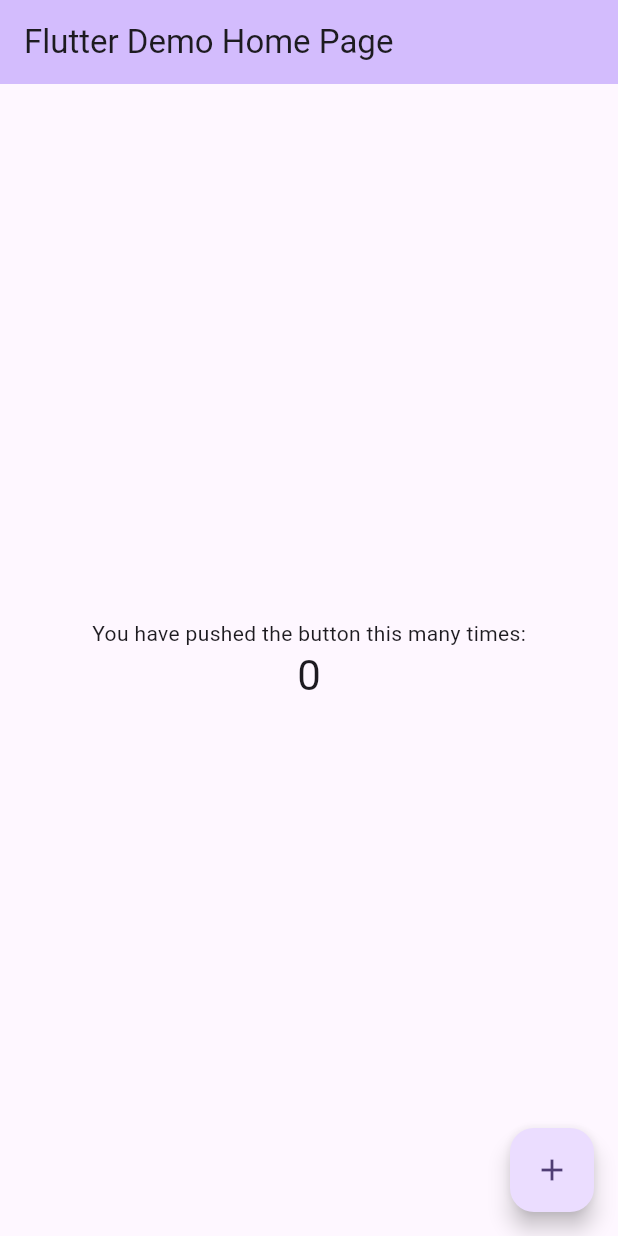
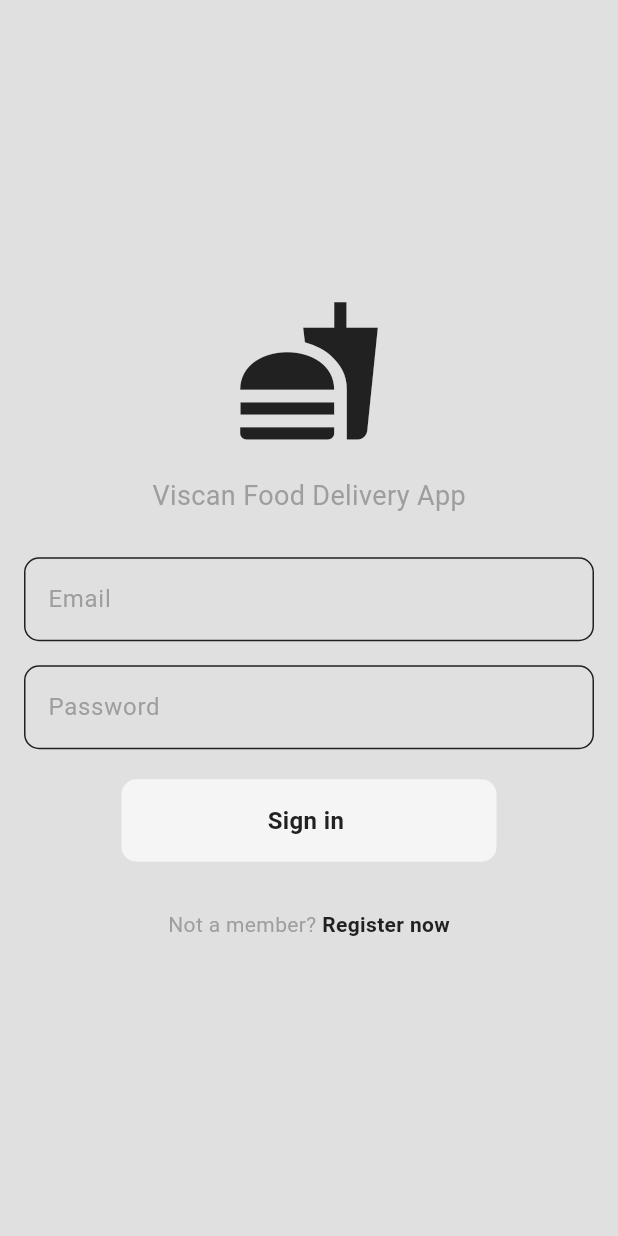
Before and after one commit to Orekidesu/Viscan-Food-Delivey-App, a Flutter app: the screen it shows after launch, on a phone screen of 412 x 824 dp. Run offline on Flutter 3.47's test engine with Material 3 defaults, Android fonts, the phone set to English and light mode, and no system bars.

Commit message:
login page frontend

```diff
--- /dev/null
+++ b/lib/custom_widgets/my_button.dart
@@ -0,0 +1,31 @@
+import 'package:flutter/material.dart';
+
+class MyButton extends StatelessWidget {
+  final Function() onTap;
+  final String text;
+
+  const MyButton({super.key, required this.onTap, required this.text});
+
+  @override
+  Widget build(BuildContext context) {
+    return GestureDetector(
+      onTap: onTap,
+      child: Container(
+        width: 250.0,
+        padding: const EdgeInsets.all(16.0),
+        margin: const EdgeInsets.all(12.0),
+        decoration: BoxDecoration(
+          color: Theme.of(context).colorScheme.secondary,
+          borderRadius: BorderRadius.circular(10.0),
+        ),
+        child: Center(
+          child: Text(text,
+              style: TextStyle(
+                  fontWeight: FontWeight.bold,
+                  color: Theme.of(context).colorScheme.inversePrimary,
+                  fontSize: 16.0)),
+        ),
+      ),
+    );
+  }
+}
--- /dev/null
+++ b/lib/custom_widgets/my_textfield.dart
@@ -0,0 +1,39 @@
+import 'package:flutter/material.dart';
+
+class MyTextField extends StatelessWidget {
+  final TextEditingController controller;
+  final String hintText;
+  final bool obscureText;
+
+  const MyTextField({
+    Key? key,
+    required this.controller,
+    required this.hintText,
+    required this.obscureText,
+  });
+
+  @override
+  Widget build(BuildContext context) {
+    return Padding(
+      padding: const EdgeInsets.fromLTRB(16.0, 8.0, 16.0, 8.0),
+      child: TextField(
+        controller: controller,
+        obscureText: obscureText,
+        decoration: InputDecoration(
+          enabledBorder: OutlineInputBorder(
+              borderRadius: BorderRadius.circular(10.0),
+              borderSide: BorderSide(
+                  color: Theme.of(context).colorScheme.inversePrimary)),
+          focusedBorder: OutlineInputBorder(
+              borderRadius: BorderRadius.circular(10.0),
+              borderSide: BorderSide(
+                  color: Theme.of(context).colorScheme.inversePrimary)),
+          hintText: hintText,
+          hintStyle: TextStyle(
+            color: Theme.of(context).colorScheme.primary,
+          ),
+        ),
+      ),
+    );
+  }
+}
--- a/lib/main.dart
+++ b/lib/main.dart
@@ -1,125 +1,27 @@
 import 'package:flutter/material.dart';
+import 'screens/authentication/login_page.dart';
+import 'package:viscan_food_delivery_app/theme/theme_provider.dart';
+import 'package:provider/provider.dart';
 
 void main() {
-  runApp(const MyApp());
+  runApp(
+    ChangeNotifierProvider(
+      create: (context) => ThemeProvider(),
+      child: const MyApp(),
+    ),
+  );
 }
 
 class MyApp extends StatelessWidget {
   const MyApp({super.key});
-
-  // This widget is the root of your application.
   @override
   Widget build(BuildContext context) {
     return MaterialApp(
-      title: 'Flutter Demo',
-      theme: ThemeData(
-        // This is the theme of your application.
-        //
-        // TRY THIS: Try running your application with "flutter run". You'll see
-        // the application has a purple toolbar. Then, without quitting the app,
-        // try changing the seedColor in the colorScheme below to Colors.green
-        // and then invoke "hot reload" (save your changes or press the "hot
-        // reload" button in a Flutter-supported IDE, or press "r" if you used
-        // the command line to start the app).
-        //
-        // Notice that the counter didn't reset back to zero; the application
-        // state is not lost during the reload. To reset the state, use hot
-        // restart instead.
-        //
-        // This works for code too, not just values: Most code changes can be
-        // tested with just a hot reload.
-        colorScheme: ColorScheme.fromSeed(seedColor: Colors.deepPurple),
-        useMaterial3: true,
+      debugShowCheckedModeBanner: false,
+      home: LoginPage(
+        onTap: () {},
       ),
-      home: const MyHomePage(title: 'Flutter Demo Home Page'),
+      theme: Provider.of<ThemeProvider>(context).themeData,
     );
   }
 }
-
-class MyHomePage extends StatefulWidget {
-  const MyHomePage({super.key, required this.title});
-
-  // This widget is the home page of your application. It is stateful, meaning
-  // that it has a State object (defined below) that contains fields that affect
-  // how it looks.
-
-  // This class is the configuration for the state. It holds the values (in this
-  // case the title) provided by the parent (in this case the App widget) and
-  // used by the build method of the State. Fields in a Widget subclass are
-  // always marked "final".
-
-  final String title;
-
-  @override
-  State<MyHomePage> createState() => _MyHomePageState();
-}
-
-class _MyHomePageState extends State<MyHomePage> {
-  int _counter = 0;
-
-  void _incrementCounter() {
-    setState(() {
-      // This call to setState tells the Flutter framework that something has
-      // changed in this State, which causes it to rerun the build method below
-      // so that the display can reflect the updated values. If we changed
-      // _counter without calling setState(), then the build method would not be
-      // called again, and so nothing would appear to happen.
-      _counter++;
-    });
-  }
-
-  @override
-  Widget build(BuildContext context) {
-    // This method is rerun every time setState is called, for instance as done
-    // by the _incrementCounter method above.
-    //
-    // The Flutter framework has been optimized to make rerunning build methods
-    // fast, so that you can just rebuild anything that needs updating rather
-    // than having to individually change instances of widgets.
-    return Scaffold(
-      appBar: AppBar(
-        // TRY THIS: Try changing the color here to a specific color (to
-        // Colors.amber, perhaps?) and trigger a hot reload to see the AppBar
-        // change color while the other colors stay the same.
-        backgroundColor: Theme.of(context).colorScheme.inversePrimary,
-        // Here we take the value from the MyHomePage object that was created by
-        // the App.build method, and use it to set our appbar title.
-        title: Text(widget.title),
-      ),
-      body: Center(
-        // Center is a layout widget. It takes a single child and positions it
-        // in the middle of the parent.
-        child: Column(
-          // Column is also a layout widget. It takes a list of children and
-          // arranges them vertically. By default, it sizes itself to fit its
-          // children horizontally, and tries to be as tall as its parent.
-          //
-          // Column has various properties to control how it sizes itself and
-          // how it positions its children. Here we use mainAxisAlignment to
-          // center the children vertically; the main axis here is the vertical
-          // axis because Columns are vertical (the cross axis would be
-          // horizontal).
-          //
-          // TRY THIS: Invoke "debug painting" (choose the "Toggle Debug Paint"
-          // action in the IDE, or press "p" in the console), to see the
-          // wireframe for each widget.
-          mainAxisAlignment: MainAxisAlignment.center,
-          children: <Widget>[
-            const Text(
-              'You have pushed the button this many times:',
-            ),
-            Text(
-              '$_counter',
-              style: Theme.of(context).textTheme.headlineMedium,
-            ),
-          ],
-        ),
-      ),
-      floatingActionButton: FloatingActionButton(
-        onPressed: _incrementCounter,
-        tooltip: 'Increment',
-        child: const Icon(Icons.add),
-      ), // This trailing comma makes auto-formatting nicer for build methods.
-    );
-  }
-}
--- /dev/null
+++ b/lib/screens/authentication/login_page.dart
@@ -0,0 +1,85 @@
+import 'package:flutter/material.dart';
+import '../../custom_widgets/my_textfield.dart';
+import '../../custom_widgets/my_button.dart';
+
+class LoginPage extends StatefulWidget {
+  final void Function()? onTap;
+  const LoginPage({super.key, required this.onTap});
+
+  @override
+  State<LoginPage> createState() => _LoginPageState();
+}
+
+class _LoginPageState extends State<LoginPage> {
+  final TextEditingController emailController = TextEditingController();
+
+  final TextEditingController passwordController = TextEditingController();
+
+  @override
+  Widget build(BuildContext context) {
+    return Scaffold(
+      backgroundColor: Theme.of(context).colorScheme.background,
+      body: Center(
+        child: Column(mainAxisAlignment: MainAxisAlignment.center, children: [
+          // Logo
+          Icon(Icons.fastfood,
+              size: 100, color: Theme.of(context).colorScheme.inversePrimary),
+
+          // Message, App Slogan
+          const SizedBox(height: 20.0),
+          Text(
+            'Viscan Food Delivery App',
+            style: TextStyle(
+              fontSize: 18.0,
+              color: Theme.of(context).colorScheme.primary,
+            ),
+          ),
+
+          // email textfield
+
+          const SizedBox(height: 20.0),
+          MyTextField(
+            controller: emailController,
+            hintText: 'Email',
+            obscureText: false,
+          ),
+
+          // password textfield
+
+          MyTextField(
+            controller: passwordController,
+            hintText: 'Password',
+            obscureText: true,
+          ),
+
+          // sign in button
+          MyButton(onTap: () {}, text: 'Sign in '),
+          // not a member? register now
+          SizedBox(height: 20.0),
+
+          Row(
+            mainAxisAlignment: MainAxisAlignment.center,
+            children: [
+              Text(
+                'Not a member?',
+                style: TextStyle(
+                  color: Theme.of(context).colorScheme.primary,
+                ),
+              ),
+              GestureDetector(
+                onTap: widget.onTap,
+                child: Text(
+                  ' Register now',
+                  style: TextStyle(
+                    color: Theme.of(context).colorScheme.inversePrimary,
+                    fontWeight: FontWeight.bold,
+                  ),
+                ),
+              ),
+            ],
+          ),
+        ]),
+      ),
+    );
+  }
+}
--- /dev/null
+++ b/lib/screens/authentication/register_page.dart
@@ -0,0 +1 @@
+import 'package:flutter/material.dart';
--- /dev/null
+++ b/lib/theme/dark_mode.dart
@@ -0,0 +1,11 @@
+import 'package:flutter/material.dart';
+
+ThemeData darkMode = ThemeData(
+  colorScheme: ColorScheme.dark(
+    background: Color.fromARGB(255, 20, 20, 20),
+    primary: Color.fromARGB(255, 122, 122, 122),
+    secondary: Color.fromARGB(255, 30, 30, 30),
+    tertiary: Color.fromARGB(255, 47, 47, 47),
+    inversePrimary: Colors.grey.shade300,
+  ),
+);
--- /dev/null
+++ b/lib/theme/light_mode.dart
@@ -0,0 +1,11 @@
+import 'package:flutter/material.dart';
+
+ThemeData lightMode = ThemeData(
+  colorScheme: ColorScheme.light(
+    background: Colors.grey.shade300,
+    primary: Colors.grey.shade500,
+    secondary: Colors.grey.shade100,
+    tertiary: Colors.white,
+    inversePrimary: Colors.grey.shade900,
+  ),
+);
--- /dev/null
+++ b/lib/theme/theme_provider.dart
@@ -0,0 +1,21 @@
+import 'package:flutter/material.dart';
+import './dark_mode.dart';
+import './light_mode.dart';
+
+class ThemeProvider with ChangeNotifier {
+  ThemeData _themeData = lightMode;
+
+  ThemeData get themeData => _themeData;
+
+  bool get isDarkMode => _themeData == darkMode;
+
+  set themeData(ThemeData themeData) {
+    _themeData = themeData;
+    notifyListeners();
+  }
+
+  void toggleTheme() {
+    _themeData = isDarkMode ? lightMode : darkMode;
+    notifyListeners();
+  }
+}
```
Also changed, not shown: pubspec.yaml (+15 -68 lines), pubspec.lock.
